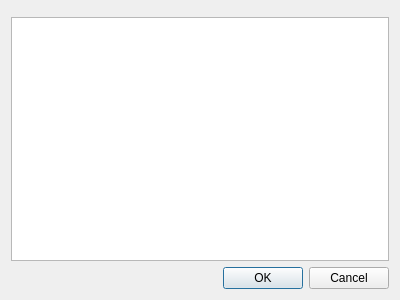
Before: the Qt Designer form launcher/attachdialog.ui in KDAB/GammaRay, drawn with Qt 5.
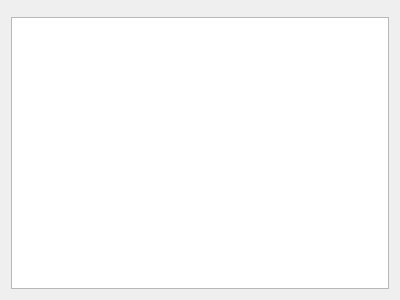
After: the same form once the commit is applied. Icons and pictures are not drawn. Custom widgets are drawn as their Qt base class.

Commit message: Add new launcher main window and integrate the attach dialog into it.

```diff
--- a/launcher/attachdialog.ui
+++ b/launcher/attachdialog.ui
@@ -1,7 +1,7 @@
 <?xml version="1.0" encoding="UTF-8"?>
 <ui version="4.0">
- <class>AttachDialog</class>
- <widget class="QDialog" name="AttachDialog">
+ <class>GammaRay::AttachDialog</class>
+ <widget class="QWidget" name="GammaRay::AttachDialog">
   <property name="geometry">
    <rect>
     <x>0</x>
@@ -49,41 +49,13 @@
      <zorder>loadingLabel</zorder>
     </widget>
    </item>
-   <item>
-    <widget class="QWidget" name="widget" native="true">
-     <layout class="QHBoxLayout" name="horizontalLayout">
-      <property name="margin">
-       <number>0</number>
-      </property>
-      <item>
-       <widget class="GammaRay::PromoLabel" name="promoLabel" native="true"/>
-      </item>
-      <item>
-       <widget class="QDialogButtonBox" name="buttonBox">
-        <property name="orientation">
-         <enum>Qt::Horizontal</enum>
-        </property>
-        <property name="standardButtons">
-         <set>QDialogButtonBox::Cancel|QDialogButtonBox::Ok</set>
-        </property>
-       </widget>
-      </item>
-     </layout>
-    </widget>
-   </item>
   </layout>
  </widget>
  <customwidgets>
   <customwidget>
    <class>KFilterProxySearchLine</class>
    <extends>QWidget</extends>
-   <header>kde/kfilterproxysearchline.h</header>
-   <container>1</container>
-  </customwidget>
-  <customwidget>
-   <class>GammaRay::PromoLabel</class>
-   <extends>QWidget</extends>
-   <header>promolabel.h</header>
+   <header>kfilterproxysearchline.h</header>
    <container>1</container>
   </customwidget>
  </customwidgets>
```
Left out of the diff: 37 changed lines with no effect on the pictures. The commit also changes 7 other files.
